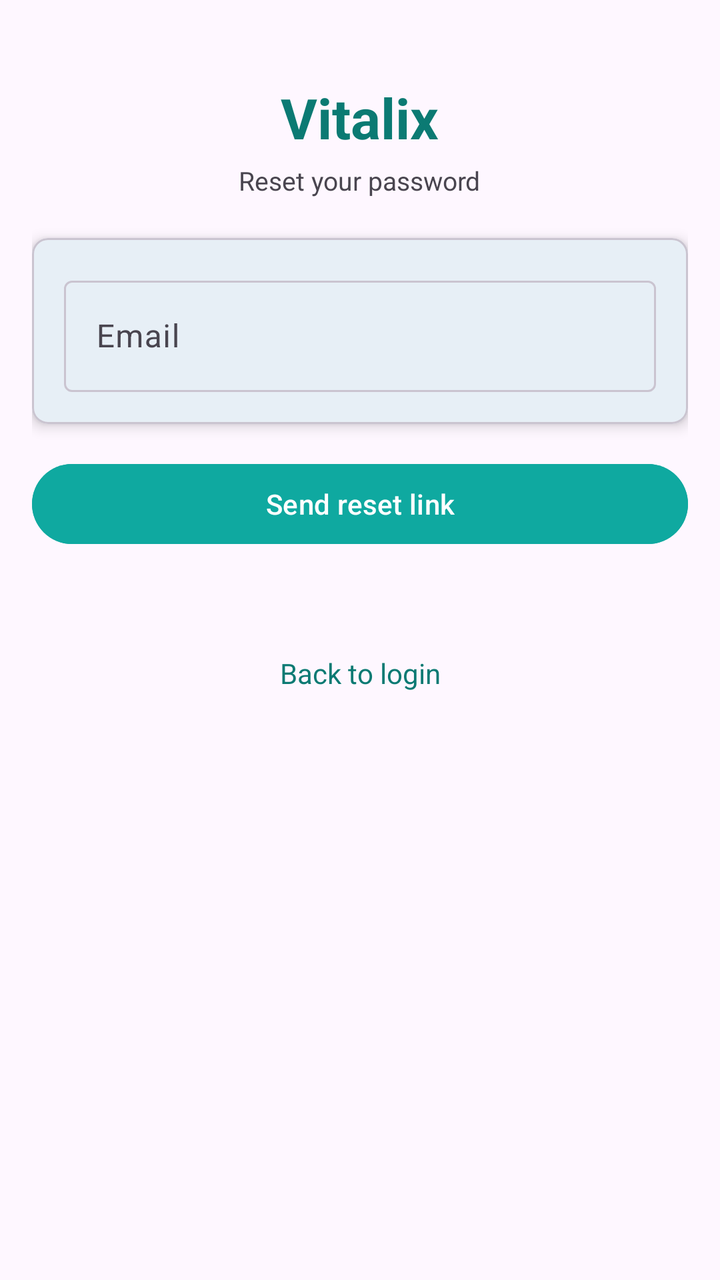
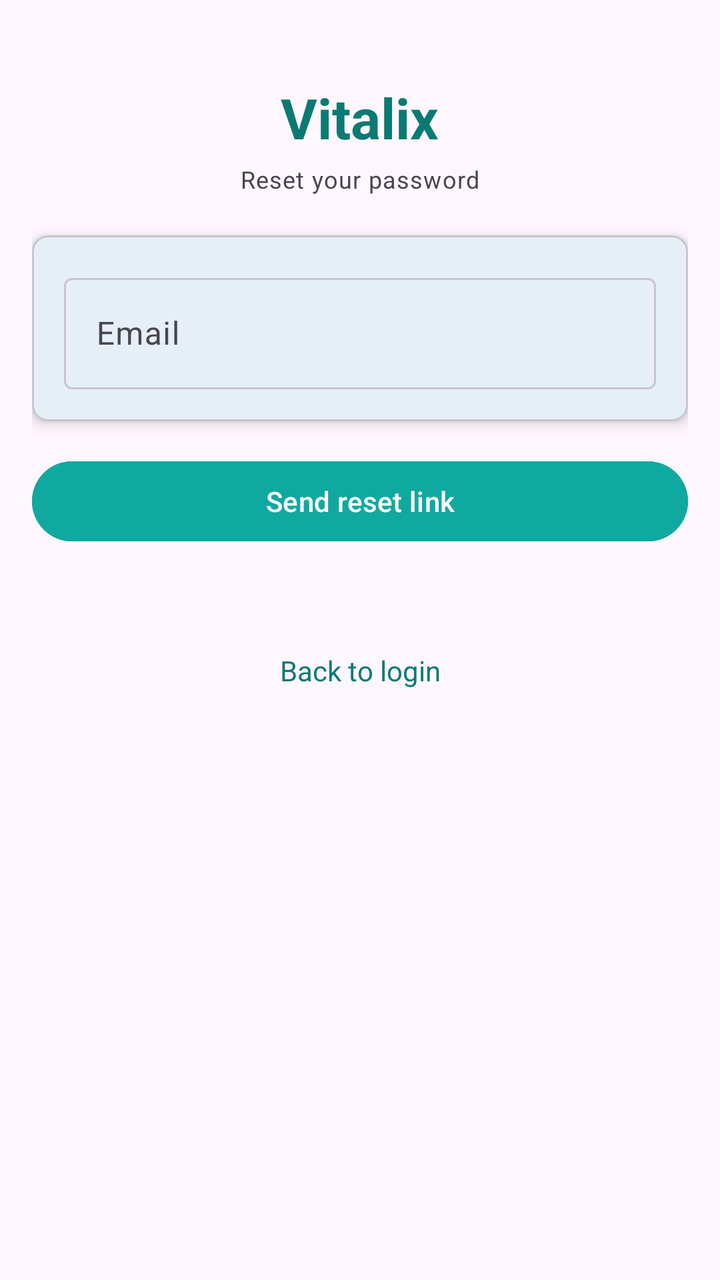

An Android layout rendered at two revisions. The XML below is the earlier revision; the diff shows what the commit changed to produce the second picture.
<!-- AndroidManifest.xml: activity theme Theme.Vitalix -->
<!-- res/layout/activity_forgot.xml -->
<?xml version="1.0" encoding="utf-8"?>
<ScrollView xmlns:android="http://schemas.android.com/apk/res/android"
    xmlns:app="http://schemas.android.com/apk/res-auto"
    android:layout_width="match_parent"
    android:layout_height="match_parent"
    android:padding="16dp">

    <LinearLayout
        android:layout_width="match_parent"
        android:layout_height="wrap_content"
        android:orientation="vertical">

        <TextView
            android:layout_width="wrap_content"
            android:layout_height="wrap_content"
            android:layout_gravity="center_horizontal"
            android:layout_marginTop="24dp"
            android:layout_marginBottom="4dp"
            android:text="Vitalix"
            android:textColor="@color/vital_teal_text"
            android:textSize="28sp"
            android:textStyle="bold" />

        <TextView
            android:layout_width="wrap_content"
            android:layout_height="wrap_content"
            android:layout_gravity="center_horizontal"
            android:layout_marginBottom="20dp"
            android:text="Reset your password"
            android:textSize="13sp" />

        <com.google.android.material.card.MaterialCardView
            android:layout_width="match_parent"
            android:layout_height="wrap_content"
            android:layout_marginBottom="16dp"
            app:cardCornerRadius="8dp"
            app:cardElevation="4dp">

            <LinearLayout
                android:layout_width="match_parent"
                android:layout_height="wrap_content"
                android:orientation="vertical"
                android:padding="16dp">

                <com.google.android.material.textfield.TextInputLayout
                    style="@style/Widget.Material3.TextInputLayout.OutlinedBox"
                    android:layout_width="match_parent"
                    android:layout_height="wrap_content"
                    android:hint="Email">

                    <com.google.android.material.textfield.TextInputEditText
                        android:id="@+id/editEmail"
                        android:layout_width="match_parent"
                        android:layout_height="wrap_content"
                        android:inputType="textEmailAddress" />
                </com.google.android.material.textfield.TextInputLayout>

            </LinearLayout>
        </com.google.android.material.card.MaterialCardView>

        <Button
            android:id="@+id/btnSubmit"
            android:layout_width="match_parent"
            android:layout_height="wrap_content"
            android:layout_marginBottom="8dp"
            android:backgroundTint="@color/vital_teal"
            android:text="Send reset link"
            android:textColor="@color/white" />

        <com.google.android.material.progressindicator.CircularProgressIndicator
            android:id="@+id/progressForgot"
            android:layout_width="wrap_content"
            android:layout_height="wrap_content"
            android:layout_gravity="center_horizontal"
            android:layout_marginTop="8dp"
            android:indeterminate="true"
            android:visibility="gone" />

        <TextView
            android:id="@+id/txtStatus"
            android:layout_width="match_parent"
            android:layout_height="wrap_content"
            android:layout_marginTop="8dp"
            android:layout_marginBottom="16dp"
            android:textAlignment="center" />

        <TextView
            android:id="@+id/linkLogin"
            android:layout_width="match_parent"
            android:layout_height="wrap_content"
            android:text="Back to login"
            android:textAlignment="center"
            android:textColor="@color/vital_teal_text" />

    </LinearLayout>
</ScrollView>
<!-- resources referenced by this layout -->
<resources>
  <color name="vital_teal">#0FA9A0</color>
  <color name="vital_teal_text">#0B7A73</color>
  <color name="white">#FFFFFFFF</color>
  <style name="Theme.Vitalix" parent="Base.Theme.Vitalix" />
  <style name="Base.Theme.Vitalix" parent="Theme.Material3.DayNight.NoActionBar">
          <item name="colorPrimary">@color/vital_teal</item>
          <item name="colorOnPrimary">@color/white</item>
          <item name="colorSecondary">@color/pulse_green</item>
          <item name="colorOnSecondary">@color/black</item>
          <item name="android:colorBackground">@color/bg_app</item>
          <item name="colorSurface">@color/bg_surface</item>
          <item name="colorOnBackground">@color/text_primary</item>
          <item name="colorOnSurface">@color/text_primary</item>
          <item name="colorOnSurfaceVariant">@color/text_secondary</item>
          <item name="colorOutline">@color/outline_subtle</item>
          <item name="colorOutlineVariant">@color/outline_subtle</item>
      </style>
  <color name="pulse_green">#34D399</color>
  <color name="black">#FF000000</color>
  <color name="bg_app">#FFFEF7FF</color>
  <color name="bg_surface">#FFFEF7FF</color>
  <color name="text_primary">#FF1D1B20</color>
  <color name="text_secondary">#FF49454F</color>
  <color name="outline_subtle">#FFCAC4D0</color>
</resources>

<!-- the commit's change to res/layout/activity_forgot.xml (unified diff, before → after) -->
@@ -3,7 +3,7 @@
     xmlns:app="http://schemas.android.com/apk/res-auto"
     android:layout_width="match_parent"
     android:layout_height="match_parent"
-    android:padding="16dp">
+    android:padding="@dimen/space_16">
 
     <LinearLayout
         android:layout_width="match_parent"
@@ -14,8 +14,8 @@
             android:layout_width="wrap_content"
             android:layout_height="wrap_content"
             android:layout_gravity="center_horizontal"
-            android:layout_marginTop="24dp"
-            android:layout_marginBottom="4dp"
+            android:layout_marginTop="@dimen/space_24"
+            android:layout_marginBottom="@dimen/space_4"
             android:text="Vitalix"
             android:textColor="@color/vital_teal_text"
             android:textSize="28sp"
@@ -27,12 +27,12 @@
             android:layout_gravity="center_horizontal"
             android:layout_marginBottom="20dp"
             android:text="Reset your password"
-            android:textSize="13sp" />
+            android:textAppearance="@style/Vitalix.Caption" />
 
         <com.google.android.material.card.MaterialCardView
             android:layout_width="match_parent"
             android:layout_height="wrap_content"
-            android:layout_marginBottom="16dp"
+            android:layout_marginBottom="@dimen/space_16"
             app:cardCornerRadius="8dp"
             app:cardElevation="4dp">
 
@@ -40,7 +40,7 @@
                 android:layout_width="match_parent"
                 android:layout_height="wrap_content"
                 android:orientation="vertical"
-                android:padding="16dp">
+                android:padding="@dimen/space_16">
 
                 <com.google.android.material.textfield.TextInputLayout
                     style="@style/Widget.Material3.TextInputLayout.OutlinedBox"
@@ -62,7 +62,7 @@
             android:id="@+id/btnSubmit"
             android:layout_width="match_parent"
             android:layout_height="wrap_content"
-            android:layout_marginBottom="8dp"
+            android:layout_marginBottom="@dimen/space_8"
             android:backgroundTint="@color/vital_teal"
             android:text="Send reset link"
             android:textColor="@color/white" />
@@ -72,7 +72,7 @@
             android:layout_width="wrap_content"
             android:layout_height="wrap_content"
             android:layout_gravity="center_horizontal"
-            android:layout_marginTop="8dp"
+            android:layout_marginTop="@dimen/space_8"
             android:indeterminate="true"
             android:visibility="gone" />
 
@@ -80,8 +80,8 @@
             android:id="@+id/txtStatus"
             android:layout_width="match_parent"
             android:layout_height="wrap_content"
-            android:layout_marginTop="8dp"
-            android:layout_marginBottom="16dp"
+            android:layout_marginTop="@dimen/space_8"
+            android:layout_marginBottom="@dimen/space_16"
             android:textAlignment="center" />
 
         <TextView
<!-- resource entries referenced after the edit -->
@@ -3,6 +3,13 @@
   <color name="vital_teal">#0FA9A0</color>
   <color name="vital_teal_text">#0B7A73</color>
   <color name="white">#FFFFFFFF</color>
+  <dimen name="space_16">16dp</dimen>
+  <dimen name="space_24">24dp</dimen>
+  <dimen name="space_4">4dp</dimen>
+  <dimen name="space_8">8dp</dimen>
+  <style name="Vitalix.Caption" parent="TextAppearance.Material3.BodySmall">
+          <item name="android:textSize">12sp</item>
+      </style>
   <style name="Theme.Vitalix" parent="Base.Theme.Vitalix" />
   <style name="Base.Theme.Vitalix" parent="Theme.Material3.DayNight.NoActionBar">
           <item name="colorPrimary">@color/vital_teal</item>
